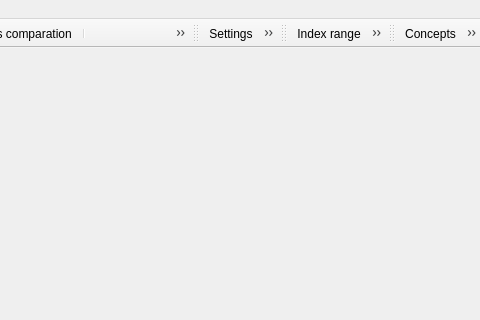
The window that xulpymoney/ui/frmMain.ui (turulomio/xulpymoney) describes before a commit, drawn with Qt 5; both pictures show x 978 to 1458 and y 0 to 320 of the 1458 by 625 pixel window.
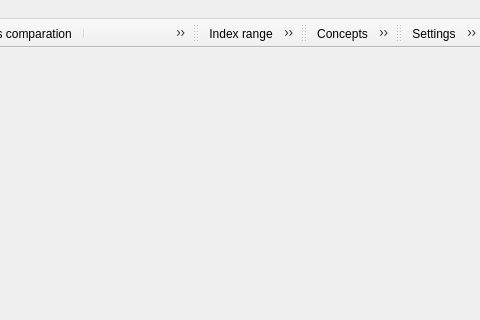
The same window after the commit. Icons and pictures are not drawn.

```diff
--- a/xulpymoney/ui/frmMain.ui
+++ b/xulpymoney/ui/frmMain.ui
@@ -321,19 +321,6 @@
    <addaction name="actionPriceUpdates"/>
    <addaction name="actionSyncProducts"/>
   </widget>
-  <widget class="QToolBar" name="tbSettings">
-   <property name="windowTitle">
-    <string>Settings toolbar</string>
-   </property>
-   <attribute name="toolBarArea">
-    <enum>TopToolBarArea</enum>
-   </attribute>
-   <attribute name="toolBarBreak">
-    <bool>false</bool>
-   </attribute>
-   <addaction name="actionSettings"/>
-   <addaction name="actionExit"/>
-  </widget>
   <widget class="QToolBar" name="tbStrategies">
    <property name="windowTitle">
     <string>Strategies toolbar</string>
@@ -364,6 +351,19 @@
    <addaction name="actionTotalReport"/>
    <addaction name="actionInvestmentRanking"/>
   </widget>
+  <widget class="QToolBar" name="tbSettings">
+   <property name="windowTitle">
+    <string>Settings toolbar</string>
+   </property>
+   <attribute name="toolBarArea">
+    <enum>TopToolBarArea</enum>
+   </attribute>
+   <attribute name="toolBarBreak">
+    <bool>false</bool>
+   </attribute>
+   <addaction name="actionSettings"/>
+   <addaction name="actionExit"/>
+  </widget>
   <action name="actionExit">
    <property name="icon">
     <iconset resource="../images/xulpymoney.qrc">
```
